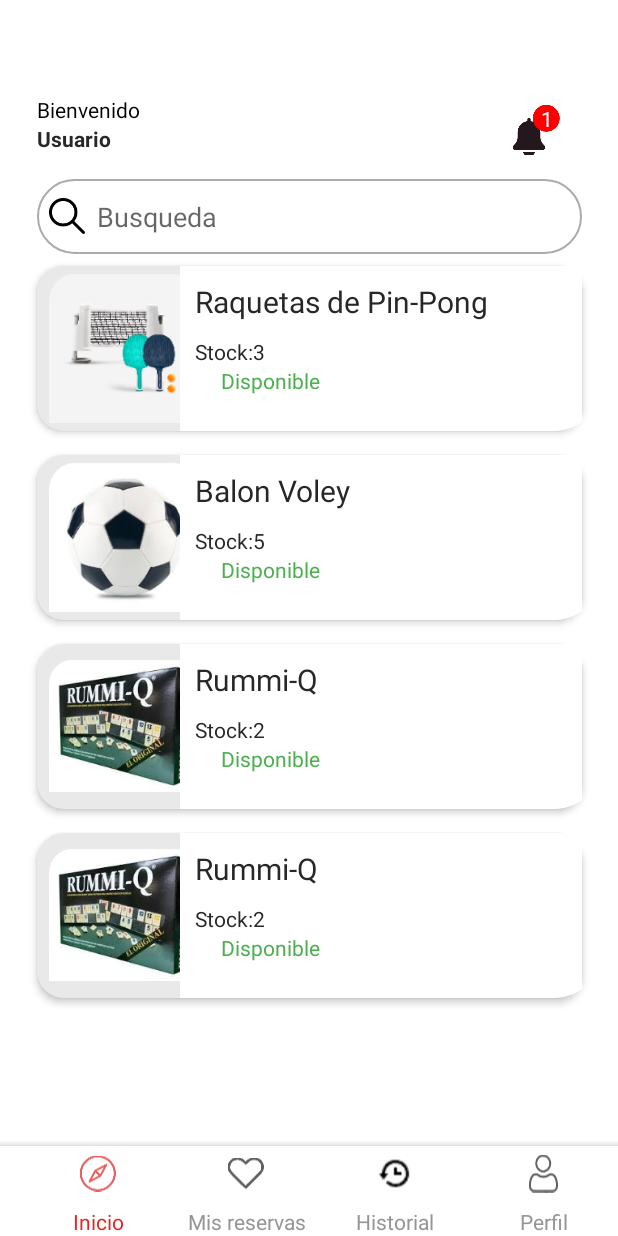
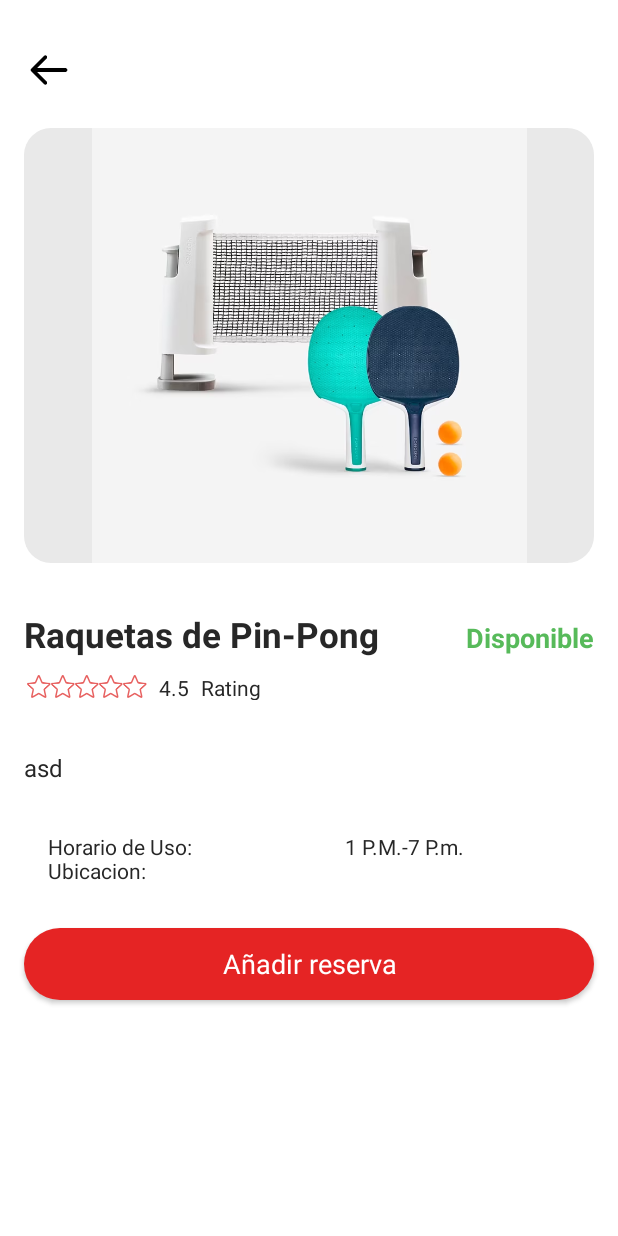
Before and after one commit to PolloDiego159/ReservaLibre, an Android app: the MainActivity screen opened directly, with no data from a screen before it, after a tap on "Raquetas de Pin-Pong", on a phone screen of 412 x 824 dp. Run offline under Robolectric (Android 15) with nearby library versions, the phone set to English and light mode, and no system bars; pictures from the network do not load.

Commit message:
Version Inicial 3 *Ya es posible entrar a los elemento reservables y ya pueden generar su propio codigo. *Se presentan fallas en la implementacion de la lista de reservas, para la muestra del codigo, se debe volver a evaluar e implementar de ser posible la nueva base de datos.

```diff
--- a/app/src/main/java/com/example/intentovacio/Activity/DetailActivity.java
+++ b/app/src/main/java/com/example/intentovacio/Activity/DetailActivity.java
@@ -1,4 +1,78 @@
 package com.example.intentovacio.Activity;
 
-public class DetailActivity {
+import android.content.Intent;
+import android.os.Bundle;
+import android.view.View;
+import android.widget.Button;
+import android.widget.ImageView;
+import android.widget.LinearLayout;
+import android.widget.TextView;
+import androidx.appcompat.app.AppCompatActivity;
+import androidx.recyclerview.widget.LinearLayoutManager;
+
+import com.bumptech.glide.Glide;
+import com.example.intentovacio.Domain.ListDomain;
+import com.example.intentovacio.Helper.ManagmentReservas;
+import com.example.intentovacio.R;
+
+import java.util.ArrayList;
+
+public class DetailActivity extends AppCompatActivity {
+    private Button addreservaBtn;
+    private TextView titleTxt, estadoTxt, descriptionTxt, scoreTxt, horarioTxt, ubicacionTxt;
+    private ImageView picItem, backBtn;
+    private ListDomain object;
+    private int code;
+    private ManagmentReservas managmentReservas;
+
+    @Override
+    protected void onCreate(Bundle savedInstanceState){
+        super.onCreate(savedInstanceState);
+        setContentView(R.layout.activity_detail);
+
+        managmentReservas =new ManagmentReservas(this);
+
+        initView();
+        getBundle();
+
+    }
+
+
+
+
+    private void getBundle() {
+        object=(ListDomain) getIntent().getSerializableExtra("object");
+        int drawableResourceId= this.getResources().getIdentifier(object.getPicUrl(), "drawable", this.getPackageName());
+        Glide.with(this)
+                .load(drawableResourceId)
+                .into(picItem);
+        titleTxt.setText(object.getTitle());
+        estadoTxt.setText(object.getEstado());
+        descriptionTxt.setText(object.getDescripcion());
+        scoreTxt.setText(object.getScore());
+        horarioTxt.setText(object.getHorario());
+        ubicacionTxt.setText(object.getUbicacion());
+
+        addreservaBtn.setOnClickListener(v -> {
+            object.setCode(code);
+            managmentReservas.insertFood(object);
+        });
+
+        backBtn.setOnClickListener(v -> {
+            //startActivity(new Intent(DetailActivity.this, MainActivity.class));
+            finish();
+        });
+    }
+
+    private void initView() {
+        addreservaBtn=findViewById(R.id.addreservaBtn);
+        titleTxt=findViewById(R.id.textTitulo);
+        estadoTxt=findViewById(R.id.textEstado);
+        descriptionTxt=findViewById(R.id.textDescription);
+        picItem=findViewById(R.id.PicItem);
+        scoreTxt=findViewById(R.id.textcalificacion);
+        horarioTxt=findViewById(R.id.textHora);
+        ubicacionTxt=findViewById(R.id.textLugar);
+        backBtn=findViewById(R.id.BackBtn);
+    }
 }
--- a/app/src/main/java/com/example/intentovacio/Activity/MainActivity.java
+++ b/app/src/main/java/com/example/intentovacio/Activity/MainActivity.java
@@ -1,6 +1,9 @@
 package com.example.intentovacio.Activity;
 
+import android.content.Intent;
 import android.os.Bundle;
+import android.view.View;
+import android.widget.LinearLayout;
 
 import androidx.annotation.NonNull;
 import androidx.appcompat.app.AppCompatActivity;
@@ -9,6 +12,7 @@ import androidx.recyclerview.widget.RecyclerView;
 
 import com.example.intentovacio.Adapter.ListAdapter;
 import com.example.intentovacio.Domain.ListDomain;
+import com.example.intentovacio.Helper.ManagmentReservas;
 import com.example.intentovacio.R;
 
 import java.util.ArrayList;
@@ -21,17 +25,34 @@ public class MainActivity extends AppCompatActivity {
         super.onCreate(savedInstanceState);
         setContentView(R.layout.activity_main);
 
+
+
         initRecyclerview();
+        bottom_navigation();
+
+    }
+
+    private void bottom_navigation() {
+        LinearLayout homeBtn=findViewById(R.id.Home);
+        LinearLayout reservasBtn=findViewById(R.id.Reservas);
+        //LinearLayout historialBtn=findViewById(R.id.Historial);
+        //LinearLayout perfilBtn=findViewById(R.id.Perfil);
+
+        homeBtn.setOnClickListener(v -> startActivity(new Intent(MainActivity.this, MainActivity.class)));
+
+        reservasBtn.setOnClickListener(v -> startActivity(new Intent(MainActivity.this, Reservas.class)));
+
 
     }
 
     private void initRecyclerview() {
         ArrayList<ListDomain> items= new ArrayList<>();
         //aca debe de estar la implementacion de base de datos
-        items.add(new ListDomain("Raquetas de Pin-Pong", "Stock:3","Disponible", "pinpong"));
-        items.add(new ListDomain("Balon Voley", "Stock:5","Disponible", "futbol"));
-        items.add(new ListDomain("Rummi-Q", "Stock:2","Disponible", "rummiq"));
-        items.add(new ListDomain("Rummi-Q", "Stock:2","Disponible", "rummiq"));
+        items.add(new ListDomain("Raquetas de Pin-Pong", "asd","Stock:3","Disponible", "pinpong", "4.5","1 P.M.-7 P.m.", "B"));
+        items.add(new ListDomain("Balon Voley", "sdf","Stock:5","Disponible", "futbol", "3.0","1 P.M.-7 P.m.", "Bloque"));
+        items.add(new ListDomain("Rummi-Q", "dfg","Stock:2","Disponible", "rummiq", "4.0","1 P.M.-7 P.m.", "Bloque"));
+        items.add(new ListDomain("Rummi-Q", "fgh", "Stock:2","Disponible", "rummiq", "2.2","1 P.M.-7 P.m.", "Bloque"));
+        items.add(new ListDomain("Balon Voley", "ghj","Stock:5","Disponible", "futbol", "4.3","1 P.M.-7 P.m.", "Bloque"));
 
         recyclerViewList=findViewById(R.id.view1);
         recyclerViewList.setLayoutManager(new LinearLayoutManager(this,LinearLayoutManager.VERTICAL,false));
--- a/app/src/main/java/com/example/intentovacio/Domain/ListDomain.java
+++ b/app/src/main/java/com/example/intentovacio/Domain/ListDomain.java
@@ -1,4 +1,6 @@
 package com.example.intentovacio.Domain;
+
+import android.util.EventLogTags;
 
 import java.io.Serializable;
 
@@ -7,16 +9,23 @@ public class ListDomain implements Serializable {
     private String title;
     private String Stock;
     private String Estado;
+    private String Descripcion;
 
     private String PicUrl;
-
+    private String score;
+    private String Horario;
+    private String Ubicacion;
     private int code;
 
-    public ListDomain(String title, String stock, String estado, String PicUrl) {
+    public ListDomain(String title, String descripcion, String stock,  String estado, String PicUrl,String score ,String Horario, String Ubicado) {
         this.title = title;
         this.Stock = stock;
         this.Estado = estado;
         this.PicUrl = PicUrl;
+        this.Descripcion = descripcion;
+        this.Horario = Horario;
+        this.Ubicacion = Ubicacion;
+        this.score = score;
 
     }
 
@@ -48,8 +57,8 @@ public class ListDomain implements Serializable {
         return PicUrl;
     }
 
-    public void setPicUrl(String picUrll) {
-        PicUrl = picUrll;
+    public void setPicUrl(String picUrl) {
+        PicUrl = picUrl;
     }
 
     public int getCode() {
@@ -59,4 +68,36 @@ public class ListDomain implements Serializable {
     public void setCode(int code) {
         this.code = code;
     }
+
+    public String getDescripcion() {
+        return Descripcion;
+    }
+
+    public void setDescripcion(String descripcion) {
+        Descripcion = descripcion;
+    }
+
+    public String getScore() {
+        return score;
+    }
+
+    public void setScore(String score) {
+        this.score = score;
+    }
+
+    public String getHorario() {
+        return Horario;
+    }
+
+    public void setHorario(String horario) {
+        Horario = horario;
+    }
+
+    public String getUbicacion() {
+        return Ubicacion;
+    }
+
+    public void setUbicacion(String ubicacion) {
+        Ubicacion = ubicacion;
+    }
 }
--- a/app/src/main/java/com/example/intentovacio/Helper/ManagmentReservas.java
+++ b/app/src/main/java/com/example/intentovacio/Helper/ManagmentReservas.java
@@ -41,7 +41,7 @@ public class ManagmentReservas {
         tinyDB.putListObject("Reservas", listPop);
         Toast.makeText(context, "Reserva realizada", Toast.LENGTH_SHORT).show();
     }
-    private ArrayList<ListDomain> getListReservas(){
+    public ArrayList<ListDomain> getListReservas(){
         return tinyDB.getListObject("Reservas");
 
     }
--- a/app/src/main/res/layout/activity_detail.xml
+++ b/app/src/main/res/layout/activity_detail.xml
@@ -2,7 +2,7 @@
 <androidx.constraintlayout.widget.ConstraintLayout xmlns:android="http://schemas.android.com/apk/res/android"
     xmlns:app="http://schemas.android.com/apk/res-auto"
     xmlns:tools="http://schemas.android.com/tools"
-    android:layout_width="match_parent"
+    android:layout_width="wrap_content"
     android:layout_height="match_parent">
 
     <ScrollView
@@ -21,7 +21,7 @@
                 android:layout_height="match_parent">
 
                 <ImageView
-                    android:id="@+id/imageView"
+                    android:id="@+id/BackBtn"
                     android:layout_width="wrap_content"
                     android:layout_height="wrap_content"
                     android:layout_marginStart="10dp"
@@ -39,11 +39,11 @@
                     android:background="@drawable/grey_backgroud"
                     app:layout_constraintEnd_toEndOf="parent"
                     app:layout_constraintStart_toStartOf="parent"
-                    app:layout_constraintTop_toBottomOf="@+id/imageView" />
+                    app:layout_constraintTop_toBottomOf="@+id/BackBtn" />
 
                 <ImageView
-                    android:id="@+id/Pinpong"
-                    android:layout_width="290dp"
+                    android:id="@+id/PicItem"
+                    android:layout_width="350dp"
                     android:layout_height="290dp"
                     android:layout_margin="16dp"
                     app:layout_constraintBottom_toBottomOf="@+id/view2"
@@ -130,11 +130,11 @@
                     android:id="@+id/textcalificacion"
                     android:layout_width="wrap_content"
                     android:layout_height="wrap_content"
-                    android:textColor="@color/black"
                     android:layout_marginStart="8dp"
+                    android:text="4.5"
 
 
-                    android:text="4.5" />
+                    android:textColor="@color/black" />
 
                 <TextView
                     android:id="@+id/textRating"
@@ -174,7 +174,7 @@
 
                 <LinearLayout
                     android:layout_width="match_parent"
-                    android:layout_height="match_parent"
+                    android:layout_height="16dp"
                     android:orientation="horizontal">
 
                     <TextView
@@ -190,6 +190,7 @@
                         android:id="@+id/textHora"
                         android:layout_width="wrap_content"
                         android:layout_height="wrap_content"
+
                         android:layout_marginLeft="16dp"
                         android:layout_weight="1"
                         android:text="1 P.M - 6 P.M."
@@ -198,14 +199,15 @@
 
                 <LinearLayout
                     android:layout_width="match_parent"
-                    android:layout_height="match_parent"
+                    android:layout_height="16dp"
                     android:orientation="horizontal">
 
                     <TextView
                         android:id="@+id/textUbicacion"
                         android:layout_width="wrap_content"
-                        android:layout_height="wrap_content"
+                        android:layout_height="match_parent"
                         android:layout_marginLeft="16dp"
+
                         android:layout_weight="1"
                         android:text="Ubicacion: "
                         android:textColor="@color/black" />
@@ -217,13 +219,14 @@
                         android:layout_marginLeft="16dp"
                         android:layout_weight="1"
                         android:text="Bloque D"
-                        android:textColor="@color/black" />
+                        android:textColor="@color/black"
+                        android:visibility="visible" />
                 </LinearLayout>
 
             </LinearLayout>
 
             <androidx.appcompat.widget.AppCompatButton
-                android:id="@+id/button"
+                android:id="@+id/addreservaBtn"
                 style="@android:style/Widget.Button"
                 android:layout_width="match_parent"
                 android:layout_height="wrap_content"
--- a/app/src/main/res/layout/activity_main.xml
+++ b/app/src/main/res/layout/activity_main.xml
@@ -128,6 +128,7 @@
                 android:orientation="horizontal">
 
                 <LinearLayout
+                    android:id="@+id/Home"
                     android:layout_width="0dp"
                     android:layout_height="match_parent"
                     android:layout_weight="0.25"
@@ -154,6 +155,7 @@
                 </LinearLayout>
 
                 <LinearLayout
+                    android:id="@+id/Reservas"
                     android:layout_width="0dp"
                     android:layout_height="match_parent"
                     android:layout_weight="0.25"
@@ -180,6 +182,7 @@
                 </LinearLayout>
 
                 <LinearLayout
+                    android:id="@+id/Historial"
                     android:layout_width="0dp"
                     android:layout_height="match_parent"
                     android:layout_weight="0.25"
@@ -206,6 +209,7 @@
                 </LinearLayout>
 
                 <LinearLayout
+                    android:id="@+id/Perfil"
                     android:layout_width="0dp"
                     android:layout_height="match_parent"
                     android:layout_weight="0.25"
--- a/app/src/main/res/layout/activity_reservas.xml
+++ b/app/src/main/res/layout/activity_reservas.xml
@@ -27,7 +27,7 @@
             android:orientation="horizontal">
 
             <ImageView
-                android:id="@+id/imageView2"
+                android:id="@+id/BackBtnr"
                 android:layout_width="wrap_content"
                 android:layout_height="wrap_content"
                 android:padding="2dp"
```
Also changed, not shown: app/src/main/AndroidManifest.xml (+14 -2 lines), app/src/main/java/com/example/intentovacio/Activity/Reservas.java (+77 -1 lines), app/src/main/java/com/example/intentovacio/Adapter/ReservaListAdapter.java (added, +71 -0 lines).
